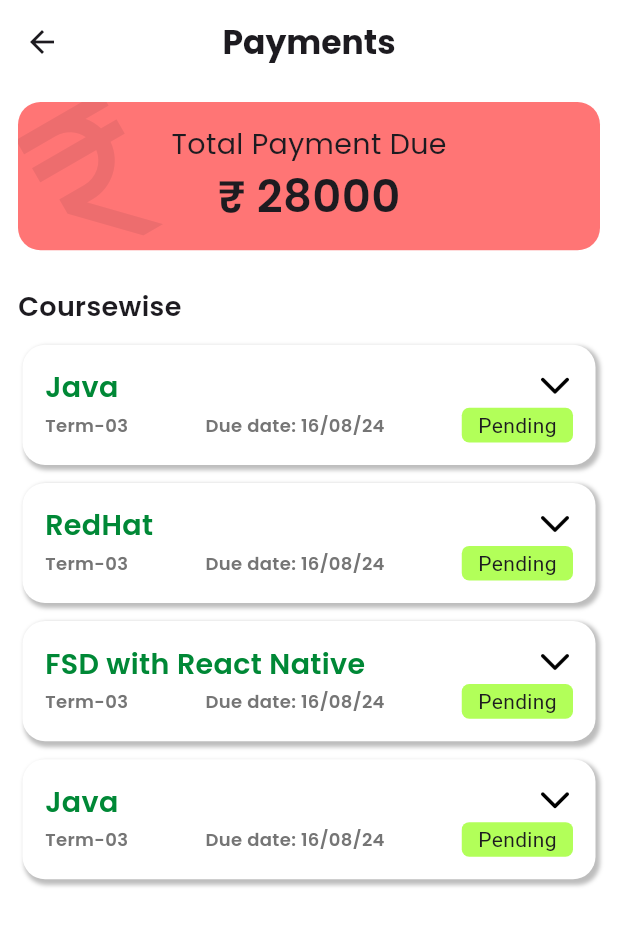
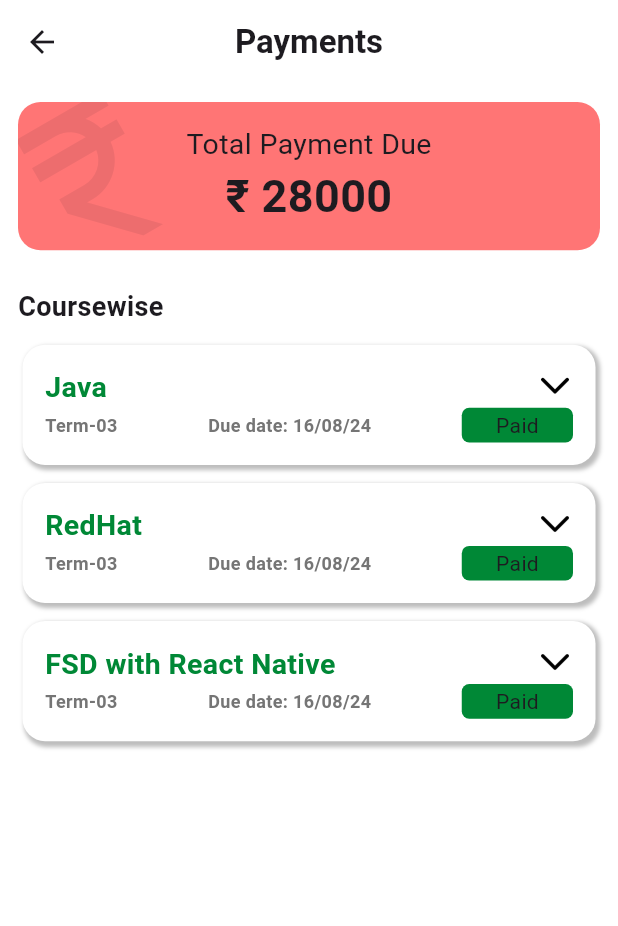
Before and after one commit to karthikeya-annamraju/thub_app_update, a Flutter app: the screen it shows after launch, on a phone screen of 412 x 824 dp. Shown: the top 926 px of the screen. Run offline on Flutter 3.47's test engine with Material 3 defaults, Android fonts, the phone set to English and light mode, and no system bars; our stand-ins replace google_fonts.

Commit message:
Removed Google Fonts

```diff
--- a/lib/Payment/payment.dart
+++ b/lib/Payment/payment.dart
@@ -1,9 +1,7 @@
 // ignore_for_file: prefer_const_constructors, prefer_const_literals_to_create_immutables
 
 import 'package:flutter/material.dart';
-import 'package:google_fonts/google_fonts.dart';
 import 'dart:math';
-import 'dart:io';
 
 class Payment extends StatefulWidget {
   const Payment({super.key});
@@ -16,7 +14,7 @@ class _PaymentState extends State<Payment> {
   // MyVariable Names
 
   String totalPayment = "28000"; //Gives the Due amount of the student
-  dynamic courseData = ["Java", "RedHat", "FSD with React Native", "Java"];
+  dynamic courseData = ["Java", "RedHat", "FSD with React Native"];
   dynamic courseInfo = ["Pending", "Paid", "Overdue"];
   bool isPaid = false;
   double turns = 0;
@@ -34,7 +32,7 @@ class _PaymentState extends State<Payment> {
       appBar: AppBar(
         backgroundColor: Colors.white,
         leading: Icon(Icons.arrow_back),
-        title: Text("Payments", style: GoogleFonts.poppins(fontWeight: FontWeight.bold),),
+        title: Text("Payments", style: TextStyle(fontWeight: FontWeight.bold),),
         centerTitle: true,
       ),
 
@@ -62,8 +60,8 @@ class _PaymentState extends State<Payment> {
                     child: Column(
                       mainAxisAlignment: MainAxisAlignment.center,
                       children: [
-                        Text(int.parse(totalPayment) >= 1? "Total Payment Due": "No Due", style: GoogleFonts.poppins(fontSize: 19),),
-                        Text("₹ $totalPayment", style: GoogleFonts.poppins(fontSize: 30, fontWeight: FontWeight.w600),),
+                        Text(int.parse(totalPayment) >= 1? "Total Payment Due": "No Due", style: TextStyle(fontSize: 19),),
+                        Text("₹ $totalPayment", style: TextStyle(fontSize: 30, fontWeight: FontWeight.w600),),
                         //Theme.of(context).textTheme.headlineLarge
                       ],
                     ),
@@ -77,7 +75,7 @@ class _PaymentState extends State<Payment> {
               padding: const EdgeInsets.only(top: 25.0),
               child: Align(
                 alignment: Alignment.centerLeft,
-                child: Text("Coursewise", style: GoogleFonts.poppins(fontWeight: FontWeight.w600, fontSize: 18),),
+                child: Text("Coursewise", style: TextStyle(fontWeight: FontWeight.w600, fontSize: 18),),
               ),
             ),
 
@@ -100,7 +98,7 @@ class _PaymentState extends State<Payment> {
   IntrinsicHeight courseDueDetails(int ind){
     return IntrinsicHeight(
       child: AnimatedContainer(
-        duration: Duration(milliseconds: 1000),
+        duration: Duration(seconds: 2),
         decoration: BoxDecoration(
           borderRadius: BorderRadius.all(Radius.circular(15)),
           color: Colors.white,
@@ -150,8 +148,8 @@ class _PaymentState extends State<Payment> {
       mainAxisAlignment: MainAxisAlignment.spaceBetween,
       crossAxisAlignment: CrossAxisAlignment.start,
       children: [
-        Text(courseData[ind], style: GoogleFonts.poppins(fontSize: 19, fontWeight: FontWeight.w600, color: Color(0xFF008836)),),
-        AnimatedRotation(turns: (isOpen == ind)? 2/4 : 0, duration: Duration(milliseconds: 300),
+        Text(courseData[ind], style: TextStyle(fontSize: 19, fontWeight: FontWeight.w600, color: Color(0xFF008836)),),
+        AnimatedRotation(turns: (isOpen == ind)? 2/4 : 0, duration: Duration(milliseconds: 200),
           child: Transform.rotate(angle: 90*pi/180, child: Icon(Icons.arrow_forward_ios_rounded, color: (isOpen == ind)? Colors.green: Colors.black,),),
         )
       ],
@@ -163,17 +161,17 @@ class _PaymentState extends State<Payment> {
     return Row(
       mainAxisAlignment: MainAxisAlignment.spaceBetween,
       children: [
-        Text("Term-03", style: GoogleFonts.poppins(color: Colors.grey.shade600, fontSize: 12, fontWeight: FontWeight.w600),),
-        Text("Due date: 16/08/24", style: GoogleFonts.poppins(color: Colors.grey.shade600, fontSize: 12, fontWeight: FontWeight.w600),),
+        Text("Term-03", style: TextStyle(color: Colors.grey.shade600, fontSize: 12, fontWeight: FontWeight.w600),),
+        Text("Due date: 16/08/24", style:TextStyle(color: Colors.grey.shade600, fontSize: 12, fontWeight: FontWeight.w600),),
         (tapped != i)? Container(
           height: MediaQuery.of(context).size.height*(0.14/5),
           width: MediaQuery.of(context).size.width*(0.9/5),
           decoration: BoxDecoration(
             borderRadius: BorderRadius.all(Radius.circular(5)),
-            color: Colors.lightGreenAccent,
+            color: Color(0xFF008836),
           ),
           child: Center(
-            child: Text(courseInfo[ind]),
+            child: Text("Paid"),
           ),
         ):
             Text("₹80000", style: TextStyle(color: Color(0xFF008836), fontWeight: FontWeight.bold, fontSize: 13),)
--- a/lib/main.dart
+++ b/lib/main.dart
@@ -2,9 +2,8 @@
 
 import 'package:flutter/material.dart';
 import 'package:thub_app_update/Payment/payment.dart';
+import 'Payment/payment2.dart';
 
-import 'Payment/payment2.dart';
-import 'Payment/test.dart';
 
 void main() {
   runApp(const MyApp());
--- a/pubspec.yaml
+++ b/pubspec.yaml
@@ -31,7 +31,7 @@ dependencies:
   flutter:
     sdk: flutter
   google_fonts: ^6.2.1
-  http: ^1.2.2
+  http:
 
   # The following adds the Cupertino Icons font to your application.
   # Use with the CupertinoIcons class for iOS style icons.
```
